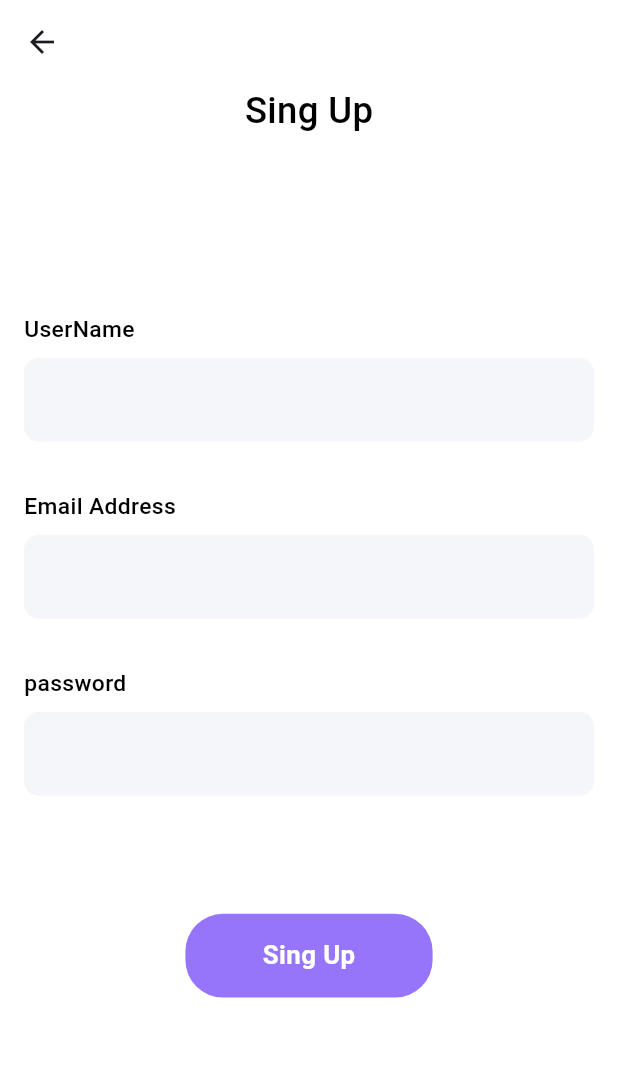
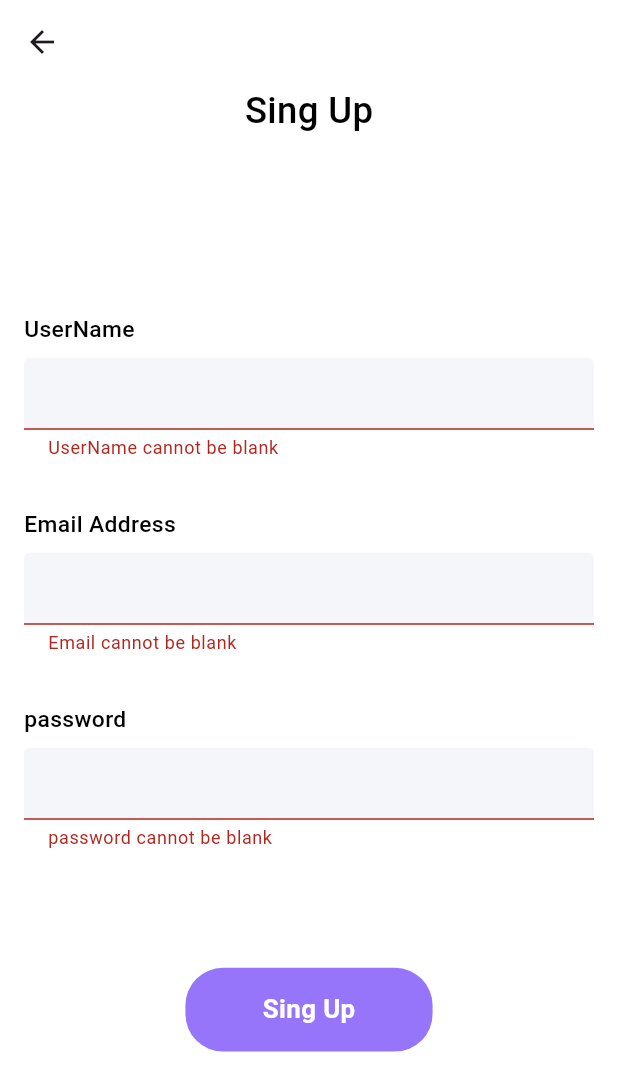
Before and after one commit to MOHAMD-ASHRAF/laza, a Flutter app: the SingUpScreen screen opened by its route, after a tap on "Sing Up", on a phone screen of 412 x 824 dp. Shown: the top 1091 px of the screen. Run offline on Flutter 3.47's test engine with Material 3 defaults, Android fonts, the phone set to English and light mode, and no system bars; our stand-ins replace bloc, dio, firebase_auth, firebase_core, flutter_bloc, flutter_screenutil and 4 more; accounts and stored records are empty.

Commit message:
add validator to CustomTextFormFeild

```diff
--- a/lib/core/widgets/custom_textFormFeild.dart
+++ b/lib/core/widgets/custom_textFormFeild.dart
@@ -4,11 +4,12 @@ import 'package:laza/core/theming/color/my_color.dart';
 import 'package:laza/core/theming/text_style.dart';
 
 class CustomTextFormFeild extends StatelessWidget {
-  const CustomTextFormFeild({super.key,this.title = '',  this.hintTitle = '', this.prefixIcon, this.controller});
+  const CustomTextFormFeild({super.key,this.title = '',  this.hintTitle = '', this.prefixIcon, this.controller, this.validator});
   final String title;
   final String hintTitle;
   final IconData? prefixIcon;
   final TextEditingController? controller;
+  final String? Function(String?)? validator;
   @override
   Widget build(BuildContext context) {
     return Padding(
@@ -20,6 +21,7 @@ class CustomTextFormFeild extends StatelessWidget {
           SizedBox(height: 8),
           TextFormField(
             controller: controller,
+            validator: validator,
             decoration: InputDecoration(
               focusedBorder: OutlineInputBorder(
                 borderSide: const BorderSide(color: MyColor.mainColor, width: 1.0),
--- a/lib/features/auth/view/widgets/login_widget.dart
+++ b/lib/features/auth/view/widgets/login_widget.dart
@@ -21,10 +21,12 @@ class LoginWidget extends StatelessWidget {
            CustomTextFormFeild(
             title: 'user email',
             controller: controller.emailUserLogin,
+             validator: (value) => value!.isEmpty ? 'Email cannot be blank':null,
           ),
            CustomTextFormFeild(
             title: 'password',
             controller: controller.passwordUserLogin,
+             validator: (value) => value!.isEmpty ? 'password cannot be blank':null,
           ),
           SizedBox(
             height: 100.h,
--- a/lib/features/auth/view/widgets/sing_up_widget.dart
+++ b/lib/features/auth/view/widgets/sing_up_widget.dart
@@ -21,14 +21,17 @@ class SingUpWidget extends StatelessWidget {
           CustomTextFormFeild(
             controller: controller.name,
             title: 'UserName',
+            validator: (value) => value!.isEmpty ? 'UserName cannot be blank':null,
           ),
           CustomTextFormFeild(
             controller: controller.email,
             title: 'Email Address',
+            validator: (value) => value!.isEmpty ? 'Email cannot be blank':null,
           ),
           CustomTextFormFeild(
             controller: controller.password,
             title: 'password',
+            validator: (value) => value!.isEmpty ? 'password cannot be blank':null,
           ),
           SizedBox(
             height: 50.h,
```
